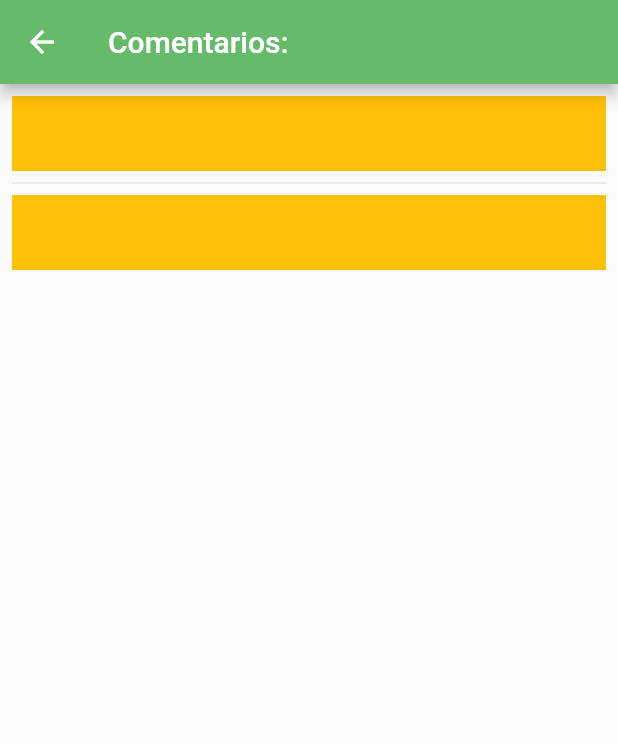
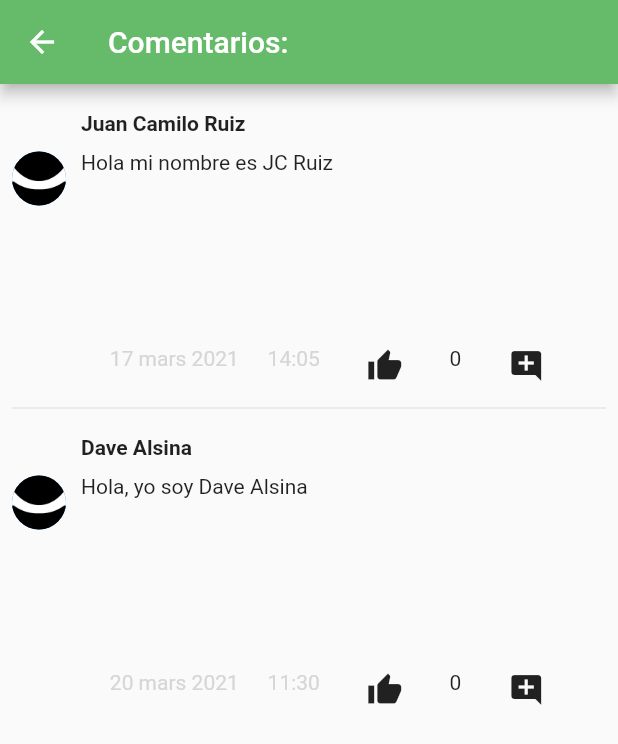
Before and after one commit to juanksRuiz/Desarrollo_movil, a Flutter app: the ComentariosPage screen opened directly, on a phone screen of 412 x 824 dp. Shown: the top 744 px of the screen. Run offline on Flutter 3.47's test engine with Material 2 defaults, Android fonts, the phone set to English and light mode, and no system bars; our stand-ins replace get; missing offline and left inert: dart:html.

Commit message:
Visualizacion de Caja de comentario conectada a Post listo

```diff
--- a/Proyectos/ensayos/lib/ui/pages/comentariosPage.dart
+++ b/Proyectos/ensayos/lib/ui/pages/comentariosPage.dart
@@ -1,7 +1,6 @@
 //import 'package:ensayos/domain/controllers/authentication_controller.dart';
 import 'package:flutter/material.dart';
 import 'package:ensayos/widgets/comment_box.dart';
-import 'package:ensayos/clases/comentario.dart';
 //import 'package:get/get.dart';
 
 Color verde = Colors.green[400]!;
@@ -24,9 +23,24 @@ class _ComentariosPageState extends State<ComentariosPage> {
   ];
   List<int> likesPorComentario = [0, 0];
   List<int> nRespPorComentario = [0, 0];
-
+  List<String> codigos = ["C1", "C2"];
+  List<String> fechas = ["17 mars 2021", "20 mars 2021"];
+  List<String> horas = ["14:05", "11:30"];
   @override
   Widget build(BuildContext context) {
+    // Es necesario lista de Widgets
+    List<Widget> listaComentarios = [];
+    for (var i = 0; i < nombres.length; i++) {
+      listaComentarios.add(CommentBox(
+          nombres[i],
+          havePhoto[i],
+          contenidos[i],
+          likesPorComentario[i],
+          nRespPorComentario[i],
+          codigos[i],
+          fechas[i],
+          horas[i]));
+    }
     return Scaffold(
         appBar: AppBar(backgroundColor: verde, title: Text("Comentarios:")),
         body: ListView.separated(
@@ -35,10 +49,15 @@ class _ComentariosPageState extends State<ComentariosPage> {
               const Divider(),
           itemCount: nombres.length,
           itemBuilder: (BuildContext context, int index) {
-            return Container(
-              height: 50,
-              color: Colors.amber,
-            );
+            return CommentBox(
+                nombres[index],
+                havePhoto[index],
+                contenidos[index],
+                likesPorComentario[index],
+                nRespPorComentario[index],
+                codigos[index],
+                fechas[index],
+                horas[index]);
           },
         ));
   }
--- a/Proyectos/ensayos/lib/widgets/comment_box.dart
+++ b/Proyectos/ensayos/lib/widgets/comment_box.dart
@@ -1,41 +1,98 @@
 import 'package:flutter/cupertino.dart';
 import 'package:flutter/material.dart';
-import 'package:get/get.dart';
-import 'package:ensayos/clases/comentario.dart';
+//import 'package:get/get.dart';
+//import 'package:ensayos/clases/comentario.dart';
 
 class CommentBox extends StatelessWidget {
-  CommentBox(
-      this.autor, this.hasPhoto, this.contenido, this.nLikes, this.nRespuestas);
+  // De esta forma puede entrar cualquier argumento a la clase
+  @override
+  CommentBox(this.autor, this.hasPhoto, this.contenido, this.nLikes,
+      this.nRespuestas, this.id, this.fecha, this.hora);
 
-  final String autor; // = "Juan Camilo Ruiz";
-  final bool hasPhoto; // = false;
-  final String contenido; // = "Hola estoy probando un comentario";
-  final int nLikes; // = 0;
-  var nRespuestas; // = 0;
+  final String autor;
+  final bool hasPhoto;
+  final String contenido;
+  final int nLikes;
+  final nRespuestas;
+  final String id; // identificador unico del comentario
+  final String fecha;
+  final String hora;
 
   @override
   Widget build(BuildContext context) {
     return Container(
       height: 200,
       child: Row(
+        mainAxisAlignment: MainAxisAlignment.start,
         children: [
-          CircleAvatar(
+          Expanded(
+            flex: 1,
+            child: Container(
+                alignment: Alignment.topCenter,
+                child: CircleAvatar(
                   radius: 55,
-              child: CircleAvatar(
-                radius: 50,
-                child: Image(image: AssetImage("img/persona_avatar.jpg")),
+                  backgroundImage: AssetImage("img/persona_avatar.jpg"),
                 )),
-          // Si no se ve bien dejar todo en row
-          Column(
+          ),
+          Expanded(
+              flex: 10,
+              child: Container(
+                  // borde de la parte derecha
+                  padding: const EdgeInsets.all(10),
+                  child: Column(
                     mainAxisAlignment: MainAxisAlignment.center,
                     children: [
-              Text(
-                '$autor',
+                      Expanded(
+                          flex: 5,
+                          child: Column(
+                            mainAxisAlignment: MainAxisAlignment.start,
+                            crossAxisAlignment: CrossAxisAlignment.start,
+                            children: [
+                              // Para nombre de persona
+                              Container(
+                                alignment: Alignment.topLeft,
+                                padding: const EdgeInsets.only(bottom: 5),
+                                child: Text(
+                                  this.autor,
                                   style: TextStyle(fontWeight: FontWeight.bold),
                                 ),
-              Text('$contenido')
+                              ),
+                              // Contenido de su post
+                              Container(
+                                  alignment: Alignment.topLeft,
+                                  padding: const EdgeInsets.only(top: 5),
+                                  child: Text(this.contenido))
                             ],
-          )
+                          )),
+                      // Parte baja de los likes, comentarios y respuesta a comentario
+                      Expanded(
+                        flex: 1,
+                        child: Container(
+                            //color: Colors.red[500],
+                            alignment: Alignment.centerRight,
+                            child: Row(
+                                mainAxisAlignment:
+                                    MainAxisAlignment.spaceEvenly,
+                                children: [
+                                  Text(this.fecha,
+                                      style: TextStyle(
+                                        color: Colors.grey[350],
+                                      )),
+                                  Text(this.hora,
+                                      style: TextStyle(
+                                        color: Colors.grey[350],
+                                      )),
+                                  IconButton(
+                                      onPressed: () {},
+                                      icon: Icon(Icons.thumb_up)),
+                                  Text(this.nLikes.toString()),
+                                  IconButton(
+                                      onPressed: () {},
+                                      icon: Icon(Icons.add_comment))
+                                ])),
+                      ),
+                    ],
+                  ))),
         ],
       ),
     );
```
Also changed, not shown: Proyectos/ensayos/lib/clases/comentario.dart (deleted, +0 -17 lines), Proyectos/ensayos/lib/main.dart (+3 -10 lines). Lines whose indentation alone changed are shown as unchanged.
